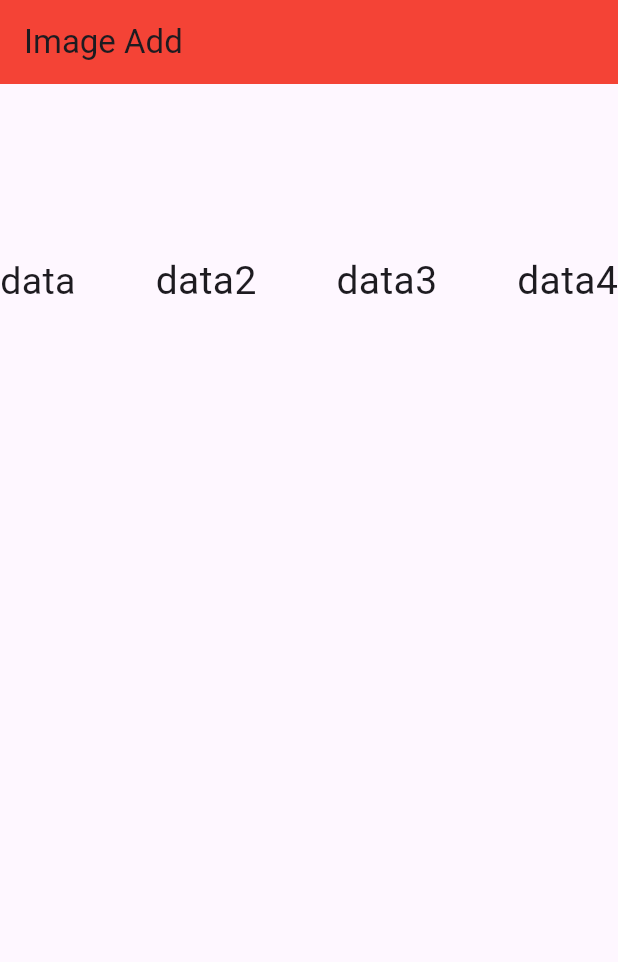
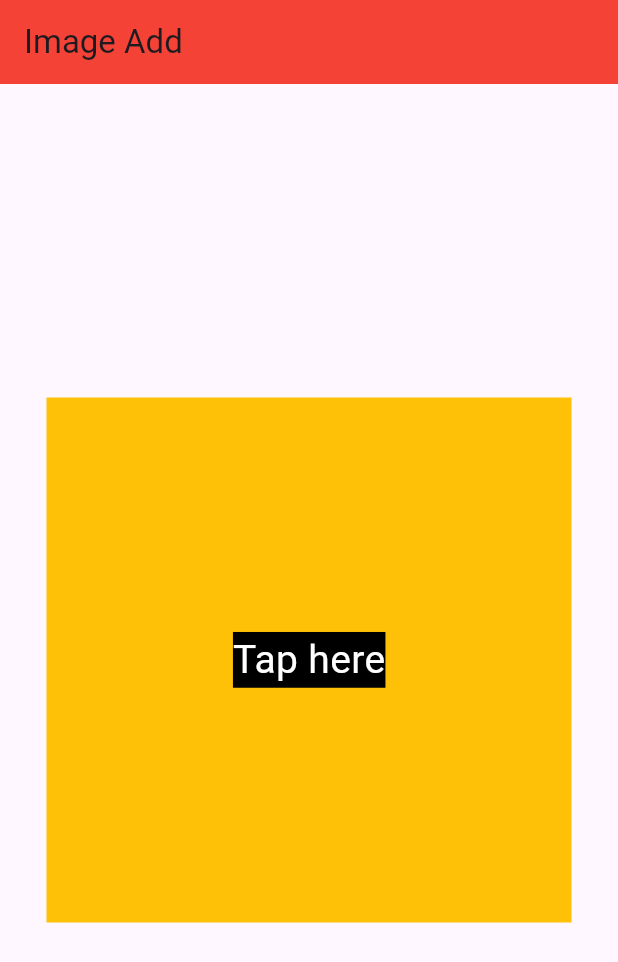
Before and after one commit to refatkhan/Flutter-Widgets-Practice, a Flutter app: the screen it shows after launch, on a phone screen of 412 x 824 dp. Shown: the top 962 px of the screen. Run offline on Flutter 3.47's test engine with Material 3 defaults, Android fonts, the phone set to English and light mode, and no system bars.

```diff
--- a/lib/main.dart
+++ b/lib/main.dart
@@ -44,21 +44,41 @@ class _MyHomePageState extends State<MyHomePage> {
         title: Text("Image Add"),
         backgroundColor: Colors.red,
       ),
+body:Center(
+    child: InkWell(
+      onTap: (){
+        print('tap on container');
+      },
+      onDoubleTap: (){
+        print('nais double touch');
+      },
+      child: Container(
+        width: 350,
+        height: 350,
+        color: Colors.amber,
+        child: InkWell( onTap: (){
+          print('clicked at text');
+        }, child: Center(child: Text('Tap here',style: TextStyle(fontSize: 26,backgroundColor: Colors.black,color: Colors.white),))),
 
-      body: Container(
-        // width: 300,
-        height: 150,
-        child: Row(
-          mainAxisAlignment: MainAxisAlignment.spaceBetween,
-          crossAxisAlignment: CrossAxisAlignment.end,
-          children: <Widget> [
-            Text('data',style: TextStyle(fontSize: 25),),
-            Text('data2',style: TextStyle(fontSize: 26,),),
-            Text('data3',style: TextStyle(fontSize: 26,),),
-            Text('data4',style: TextStyle(fontSize: 26,),),
-          ],
-        ),
       ),
+    )
+)
+
+      // body: Container(
+      //    width: 300,
+      //   // height: 300,
+      //   child: Column(
+      //
+      //     mainAxisAlignment: MainAxisAlignment.spaceEvenly,
+      //     crossAxisAlignment: CrossAxisAlignment.center,
+      //     children: <Widget> [
+      //       Text('data1',style: TextStyle(fontSize: 25),),
+      //       Text('data2',style: TextStyle(fontSize: 26,),),
+      //       Text('data3',style: TextStyle(fontSize: 26,),),
+      //       Text('data4',style: TextStyle(fontSize: 26,),),
+      //     ],
+      //   ),
+      // ),
       // body:Center(
       //   child:Container(
       //       width: 250,
```
